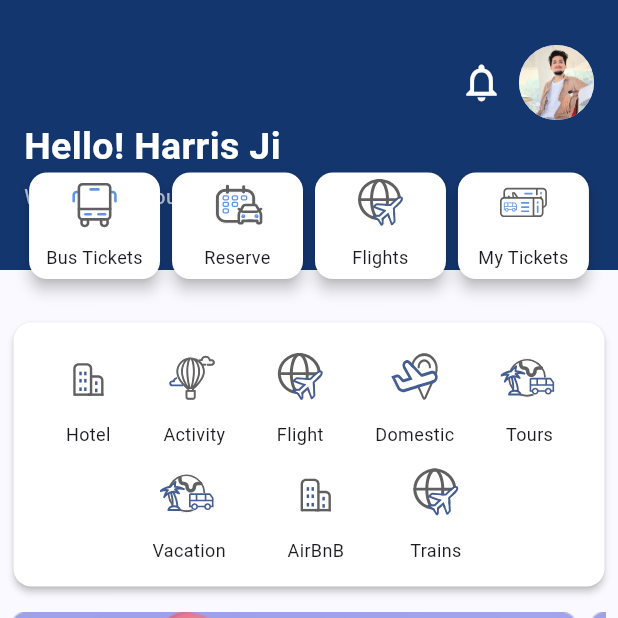
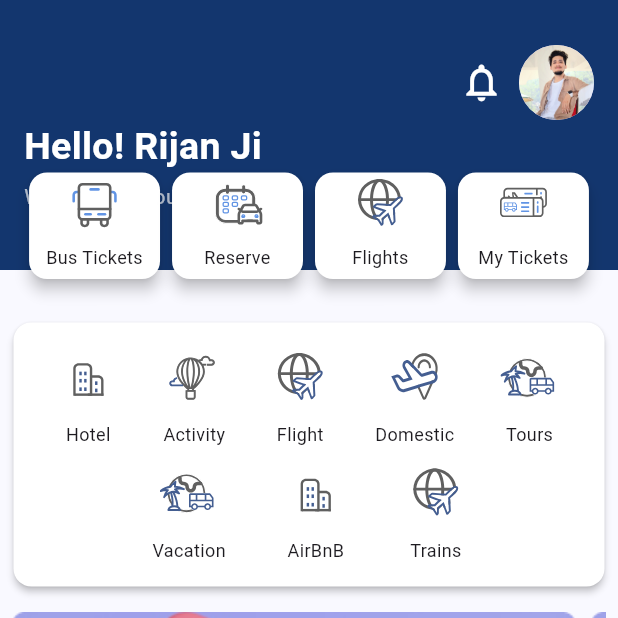
Before and after one commit to Rijan77/bus_sewa, a Flutter app: the screen it shows after launch, on a phone screen of 412 x 824 dp, the top half of it. Run offline on Flutter 3.47's test engine with Material 3 defaults, Android fonts, the phone set to English and light mode, and no system bars; our stand-ins replace flutter_screenutil, flutter_svg.

Commit message:
Update Homepage Static Text

```diff
--- a/lib/app/feature/dashboard/presentation/views/homepage.dart
+++ b/lib/app/feature/dashboard/presentation/views/homepage.dart
@@ -110,7 +110,7 @@ class _HomepageState extends State<Homepage> {
                                 Padding(
                                   padding: EdgeInsets.only(top: 50),
                                   child: Text(
-                                    "Hello! Harris Ji",
+                                    "Hello! Rijan Ji",
                                     style: TextStyle(
                                       color: Colors.white,
                                       fontSize: 25,
```
